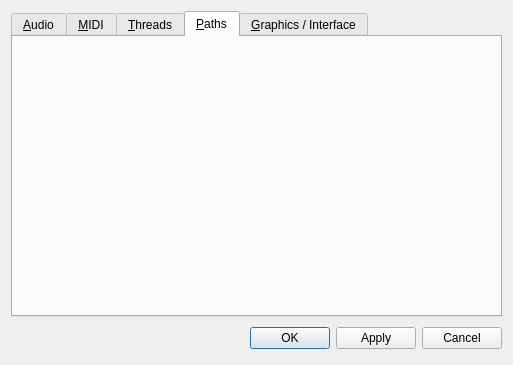
Above: settings_dlg.ui from edpowley/cosecant before the change. Below: the same form after it.
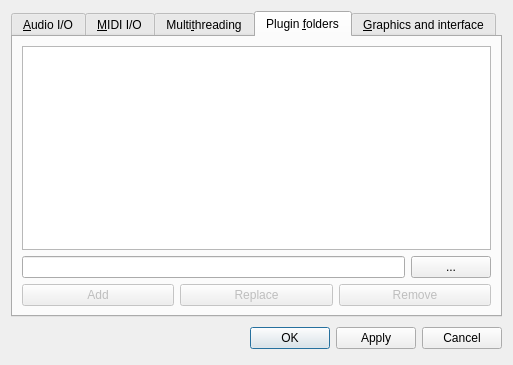
That is the form after the change. The open tabs and pages were chosen to show the change.

Patch:
```diff
--- a/settings_dlg.ui
+++ b/settings_dlg.ui
@@ -21,7 +21,7 @@
      </property>
      <widget class="QWidget" name="tabAudio">
       <attribute name="title">
-       <string>&amp;Audio</string>
+       <string>&amp;Audio I/O</string>
       </attribute>
       <layout class="QFormLayout" name="formLayout">
        <property name="sizeConstraint">
@@ -106,22 +106,90 @@
      </widget>
      <widget class="QWidget" name="tabMidi">
       <attribute name="title">
-       <string>&amp;MIDI</string>
+       <string>&amp;MIDI I/O</string>
       </attribute>
      </widget>
      <widget class="QWidget" name="tabMultithreading">
       <attribute name="title">
-       <string>&amp;Threads</string>
+       <string>Multi&amp;threading</string>
       </attribute>
      </widget>
      <widget class="QWidget" name="tabPaths">
       <attribute name="title">
-       <string>&amp;Paths</string>
+       <string>Plugin &amp;folders</string>
       </attribute>
+      <layout class="QVBoxLayout" name="verticalLayout_2">
+       <item>
+        <widget class="QTreeWidget" name="treePaths">
+         <property name="textElideMode">
+          <enum>Qt::ElideMiddle</enum>
+         </property>
+         <attribute name="headerVisible">
+          <bool>false</bool>
+         </attribute>
+         <attribute name="headerVisible">
+          <bool>false</bool>
+         </attribute>
+         <column>
+          <property name="text">
+           <string notr="true">1</string>
+          </property>
+         </column>
+        </widget>
+       </item>
+       <item>
+        <layout class="QHBoxLayout" name="horizontalLayout">
+         <item>
+          <widget class="QLineEdit" name="editPath"/>
+         </item>
+         <item>
+          <widget class="QPushButton" name="buttonPathBrowse">
+           <property name="text">
+            <string>...</string>
+           </property>
+          </widget>
+         </item>
+        </layout>
+       </item>
+       <item>
+        <layout class="QHBoxLayout" name="horizontalLayout_2">
+         <item>
+          <widget class="QPushButton" name="buttonPathAdd">
+           <property name="enabled">
+            <bool>false</bool>
+           </property>
+           <property name="text">
+            <string>Add</string>
+           </property>
+          </widget>
+         </item>
+         <item>
+          <widget class="QPushButton" name="buttonPathEdit">
+           <property name="enabled">
+            <bool>false</bool>
+           </property>
+           <property name="text">
+            <string>Replace</string>
+           </property>
+          </widget>
+         </item>
+         <item>
+          <widget class="QPushButton" name="buttonPathRemove">
+           <property name="enabled">
+            <bool>false</bool>
+           </property>
+           <property name="text">
+            <string>Remove</string>
+           </property>
+          </widget>
+         </item>
+        </layout>
+       </item>
+      </layout>
      </widget>
      <widget class="QWidget" name="tabGraphics">
       <attribute name="title">
-       <string>&amp;Graphics / Interface</string>
+       <string>&amp;Graphics and interface</string>
       </attribute>
       <layout class="QFormLayout" name="formLayout_3">
        <property name="fieldGrowthPolicy">
```
